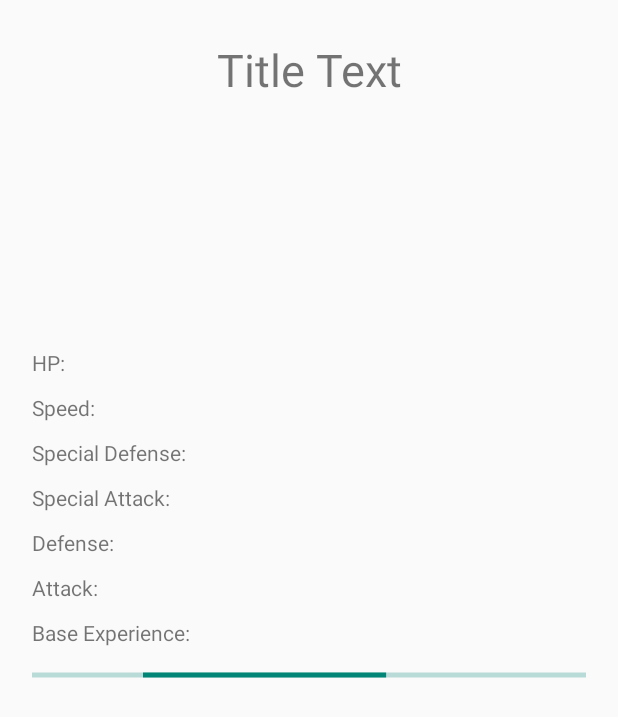
After one commit to rachelbock/AndroidClass, an Android app: the PokemonDetailPage screen opened directly, with no data from a screen before it, on a phone screen of 412 x 824 dp. The commit adds this screen. Shown: the top 717 px of the screen. Run offline under Robolectric (Android 15) with nearby library versions, the phone set to English and light mode, and no system bars; our stand-ins replace Picasso; pictures from the network do not load; 3 statements that could not run were skipped.

Commit message:
homework2 updates

```diff
--- a/Homework2/app/build.gradle
+++ b/Homework2/app/build.gradle
@@ -26,4 +26,5 @@ dependencies {
     compile 'com.android.support:recyclerview-v7:23.1.1'
     compile 'com.android.support:design:23.1.1'
     compile 'com.squareup.picasso:picasso:2.5.2'
+    compile 'com.android.support:cardview-v7:23.1.1'
 }
--- /dev/null
+++ b/Homework2/app/src/main/java/com/rage/homework2/PokemonDetailPage.java
@@ -0,0 +1,64 @@
+package com.rage.homework2;
+
+import android.content.Intent;
+import android.net.ConnectivityManager;
+import android.net.NetworkInfo;
+import android.os.Bundle;
+import android.support.v7.app.AppCompatActivity;
+import android.widget.ImageView;
+import android.widget.TextView;
+import android.widget.Toast;
+
+import com.squareup.picasso.Picasso;
+
+public class PokemonDetailPage extends AppCompatActivity {
+
+    /**
+     * Instance Variables
+     */
+    public static final String ARG_POKEMON = "ArgPokemon";
+    private Pokemon pokemon;
+    NetworkAsyncClass asyncTask;
+
+    @Override
+    protected void onCreate(Bundle savedInstanceState) {
+        super.onCreate(savedInstanceState);
+        setContentView(R.layout.activity_pokemon_detail_page);
+
+        pokemon = getIntent().getParcelableExtra(ARG_POKEMON);
+
+        //Set title and image of pokemon.
+        TextView title = (TextView) findViewById(R.id.detail_page_title_text);
+        title.setText(pokemon.getName());
+        ImageView image = (ImageView) findViewById(R.id.detail_page_image_view);
+        Picasso.with(this).load(pokemon.getImageUrl()).fit().centerInside().into(image);
+
+        //If there is an internet connection - run the tasks in the asyncTask. If not, throw an error.
+        ConnectivityManager connectivityManager = (ConnectivityManager) getSystemService(CONNECTIVITY_SERVICE);
+        NetworkInfo netInfo = connectivityManager.getActiveNetworkInfo();
+        if (netInfo != null && netInfo.isConnected()) {
+            asyncTask = new NetworkAsyncClass(this);
+            asyncTask.execute(pokemon.getId());
+        }
+        else {
+            Toast.makeText(this, R.string.no_internet_connection_error_message, Toast.LENGTH_LONG).show();
+        }
+
+    }
+
+    /**
+     * This method indicates what action should be taken when the back button is pressed. In this case, it is creating an intent
+     * and passing in an argument (defined as a constant) and the pokemon object. It sets a result to RESULT_OK for that pokemon
+     * object.
+     */
+
+    @Override
+    public void onBackPressed() {
+
+        Intent intent = new Intent();
+        intent.putExtra(ARG_POKEMON, pokemon);
+        setResult(RESULT_OK, intent);
+        finish();
+
+    }
+}
--- /dev/null
+++ b/Homework2/app/src/main/res/layout/activity_pokemon_detail_page.xml
@@ -0,0 +1,107 @@
+<?xml version="1.0" encoding="utf-8"?>
+<RelativeLayout xmlns:android="http://schemas.android.com/apk/res/android"
+    xmlns:tools="http://schemas.android.com/tools"
+    android:layout_width="match_parent"
+    android:animateLayoutChanges="true"
+    android:layout_height="match_parent"
+    android:paddingBottom="@dimen/activity_vertical_margin"
+    android:paddingLeft="@dimen/activity_horizontal_margin"
+    android:paddingRight="@dimen/activity_horizontal_margin"
+    android:paddingTop="@dimen/activity_vertical_margin"
+    tools:context=".PokemonDetailPage">
+
+    <TextView
+        android:id="@+id/detail_page_title_text"
+        android:layout_width="match_parent"
+        android:layout_height="wrap_content"
+        android:gravity="center"
+        android:text="@string/title_text"
+        android:textSize="30sp"
+        android:padding="10sp"
+        />
+
+    <ImageView
+        android:id="@+id/detail_page_image_view"
+        android:layout_centerHorizontal="true"
+        android:layout_width="150dp"
+        android:layout_height="150dp"
+        android:layout_below="@id/detail_page_title_text"
+        tools:background="@android:color/holo_blue_dark"
+        android:contentDescription="@string/detail_page_pokemon_image_content_description"
+        />
+
+        <TextView
+        android:id="@+id/detail_page_hp_text"
+        android:layout_width="wrap_content"
+        android:layout_height="wrap_content"
+        android:text="@string/pre_hp_text"
+        android:layout_below="@id/detail_page_image_view"
+        android:padding="5dp"
+        />
+
+    <TextView
+        android:id="@+id/detail_page_speed_text"
+        android:layout_width="wrap_content"
+        android:layout_height="wrap_content"
+        android:text="@string/pre_speed_text"
+        android:layout_below="@id/detail_page_hp_text"
+        android:padding="5dp"
+        />
+
+    <TextView
+        android:id="@+id/detail_page_special_defense_text"
+        android:layout_width="wrap_content"
+        android:layout_height="wrap_content"
+        android:text="@string/pre_special_defense_text"
+        android:layout_below="@id/detail_page_speed_text"
+        android:padding="5dp"
+        />
+
+    <TextView
+        android:id="@+id/detail_page_special_attack_text"
+        android:layout_width="wrap_content"
+        android:layout_height="wrap_content"
+        android:text="@string/pre_special_attack_text"
+        android:layout_below="@id/detail_page_special_defense_text"
+        android:padding="5dp"
+        />
+
+    <TextView
+        android:id="@+id/detail_page_defense_text"
+        android:layout_width="wrap_content"
+        android:layout_height="wrap_content"
+        android:text="@string/pre_defense_text"
+        android:layout_below="@id/detail_page_special_attack_text"
+        android:padding="5dp"
+        />
+
+    <TextView
+        android:id="@+id/detail_page_attack_text"
+        android:layout_width="wrap_content"
+        android:layout_height="wrap_content"
+        android:text="@string/pre_attack_text"
+        android:layout_below="@id/detail_page_defense_text"
+        android:padding="5dp"
+        />
+
+    <TextView
+        android:id="@+id/detail_page_base_experience_text"
+        android:layout_width="wrap_content"
+        android:layout_height="wrap_content"
+        android:text="@string/pre_base_experience_text"
+        android:padding="5dp"
+        android:layout_below="@id/detail_page_attack_text"
+        />
+
+    <ProgressBar
+        android:id="@+id/detail_page_progress_bar"
+        android:layout_width="match_parent"
+        android:layout_height="wrap_content"
+        android:padding="5dp"
+        android:layout_below="@id/detail_page_base_experience_text"
+        style="@android:style/Widget.DeviceDefault.Light.ProgressBar.Horizontal"
+        android:indeterminate="true"
+
+        />
+
+</RelativeLayout>
--- a/Homework2/app/src/main/res/layout/pokemon_row.xml
+++ b/Homework2/app/src/main/res/layout/pokemon_row.xml
@@ -1,15 +1,14 @@
 <?xml version="1.0" encoding="utf-8"?>
+
 <RelativeLayout
     xmlns:android="http://schemas.android.com/apk/res/android"
     xmlns:tools="http://schemas.android.com/tools"
     android:layout_width="match_parent"
     android:layout_height="match_parent"
     android:padding="@dimen/activity_horizontal_margin"
-
     >
-
     <ImageView
-        android:id="@+id/pokemon_image"
+        android:id="@+id/homework2_pokemon_image"
         android:layout_width="60dp"
         android:layout_height="60dp"
         tools:background="@android:color/holo_green_dark"
--- a/Homework2/app/src/main/res/values/colors.xml
+++ b/Homework2/app/src/main/res/values/colors.xml
@@ -3,4 +3,5 @@
     <color name="colorPrimary">#3F51B5</color>
     <color name="colorPrimaryDark">#303F9F</color>
     <color name="colorAccent">#FF4081</color>
+    <color name="primary_material_dark">#212121</color>
 </resources>
--- a/Homework2/app/src/main/res/values/strings.xml
+++ b/Homework2/app/src/main/res/values/strings.xml
@@ -2,6 +2,24 @@
     <string name="app_name">Homework2</string>
     <string name="row_pokemon_id_text">1</string>
     <string name="row_pokemon_name_text">bulbasaur</string>
-    <string name="row_pokemon_weight_text">W: 69</string>
-    <string name="row_pokemon_height_text">H: 7</string>
+    <string name="row_pokemon_weight_text">Weight: %s</string>
+    <string name="row_pokemon_height_text">Height: %s</string>
+    <string name="no_internet_connection_error_message">You do not have an internet connection</string>
+    <string name="base_experience">Base Experience: %s</string>
+    <string name="attack">Attack: %s</string>
+    <string name="defense">Defense: %s</string>
+    <string name="special_attack">Special-Attack: %s</string>
+    <string name="special_defense">Special-Defense: %s</string>
+    <string name="speed">Speed: %s</string>
+    <string name="hp">HP: %s</string>
+    <string name="title_text">Title Text</string>
+    <string name="detail_page_pokemon_image_content_description">detail_page_pokemon_image</string>
+    <string name="pre_hp_text">HP:</string>
+    <string name="pre_speed_text">Speed:</string>
+    <string name="pre_special_defense_text">Special Defense:</string>
+    <string name="pre_special_attack_text">Special Attack:</string>
+    <string name="pre_defense_text">Defense:</string>
+    <string name="pre_attack_text">Attack:</string>
+    <string name="pre_base_experience_text">Base Experience:</string>
+
 </resources>
--- a/Homework2/app/src/main/res/values/styles.xml
+++ b/Homework2/app/src/main/res/values/styles.xml
@@ -8,4 +8,6 @@
         <item name="colorAccent">@color/colorAccent</item>
     </style>
 
+    <style name="homework2theme" parent="Theme.AppCompat.Light.NoActionBar" />
+
 </resources>
```
Also changed, not shown: Homework2/app/src/main/AndroidManifest.xml (+4 -3 lines), Homework2/app/src/main/java/com/rage/homework2/MainActivity.java (+41 -2 lines), Homework2/app/src/main/java/com/rage/homework2/NetworkAsyncClass.java (added, +141 -0 lines), Homework2/app/src/main/java/com/rage/homework2/Pokemon.java (+12 -2 lines), Homework2/app/src/main/java/com/rage/homework2/PokemonRecyclerViewAdapter.java (added, +115 -0 lines).
